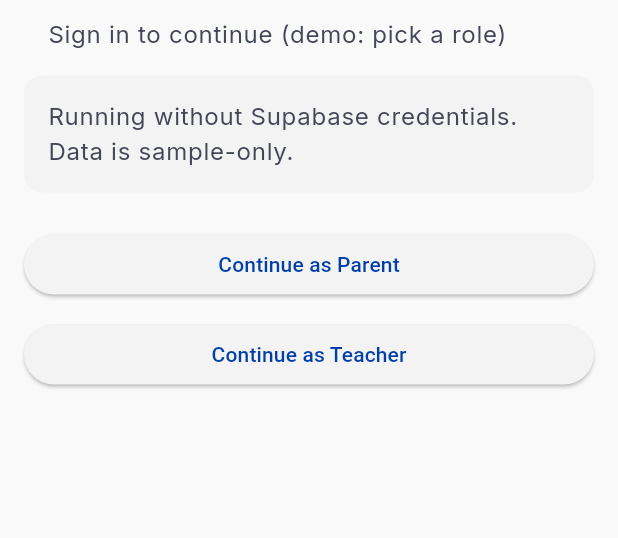
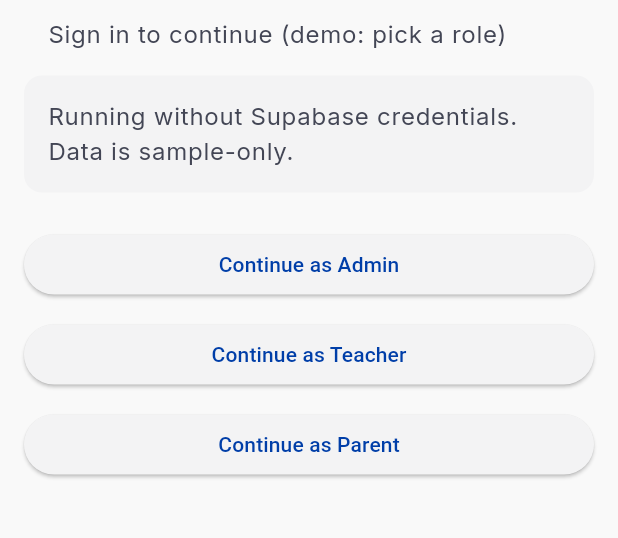
Before and after one commit to abdulsamadaidid-code/Schoolify, a Flutter app: the screen it shows after launch, on a phone screen of 412 x 824 dp, the part 64-602 px from its top. Run offline on Flutter 3.47's test engine with Material 3 defaults, Android fonts, the phone set to English and light mode, and no system bars; our stand-ins replace flutter_riverpod, go_router, google_fonts, supabase_flutter; accounts and stored records are empty.

Commit message:
Add Admin button to demo role select screen
Co-Authored-By: Claude Sonnet 4.6 <noreply@anthropic.com>

```diff
--- a/lib/features/auth/presentation/role_select_screen.dart
+++ b/lib/features/auth/presentation/role_select_screen.dart
@@ -40,9 +40,9 @@ class RoleSelectScreen extends ConsumerWidget {
               const SizedBox(height: 24),
             ],
             AppPrimaryButton(
-              label: 'Continue as Parent',
+              label: 'Continue as Admin',
               onPressed: () {
-                ref.read(authProvider.notifier).signInDemo(role: UserRole.parent);
+                ref.read(authProvider.notifier).signInDemo(role: UserRole.admin);
               },
             ),
             const SizedBox(height: 12),
@@ -52,6 +52,13 @@ class RoleSelectScreen extends ConsumerWidget {
                 ref.read(authProvider.notifier).signInDemo(role: UserRole.teacher);
               },
             ),
+            const SizedBox(height: 12),
+            AppPrimaryButton(
+              label: 'Continue as Parent',
+              onPressed: () {
+                ref.read(authProvider.notifier).signInDemo(role: UserRole.parent);
+              },
+            ),
           ],
         ),
       ),
```
